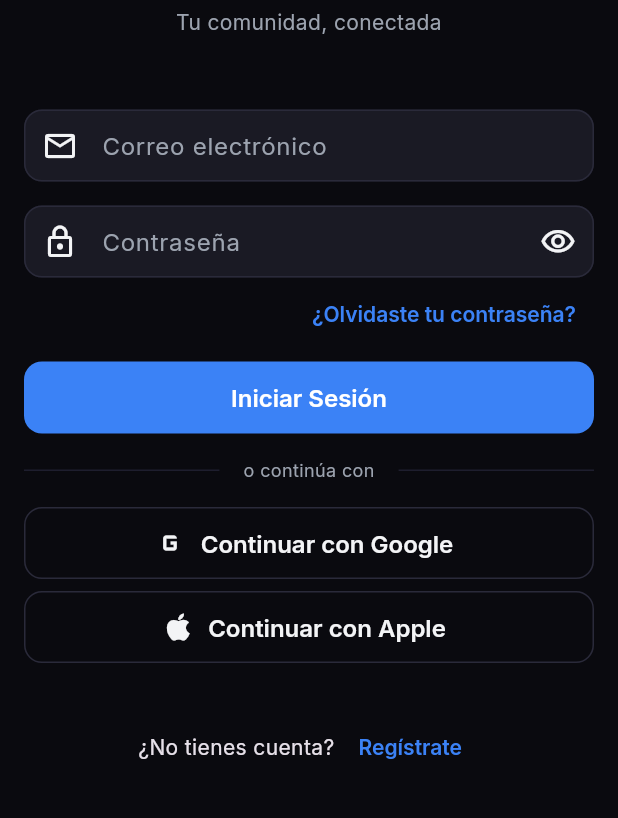
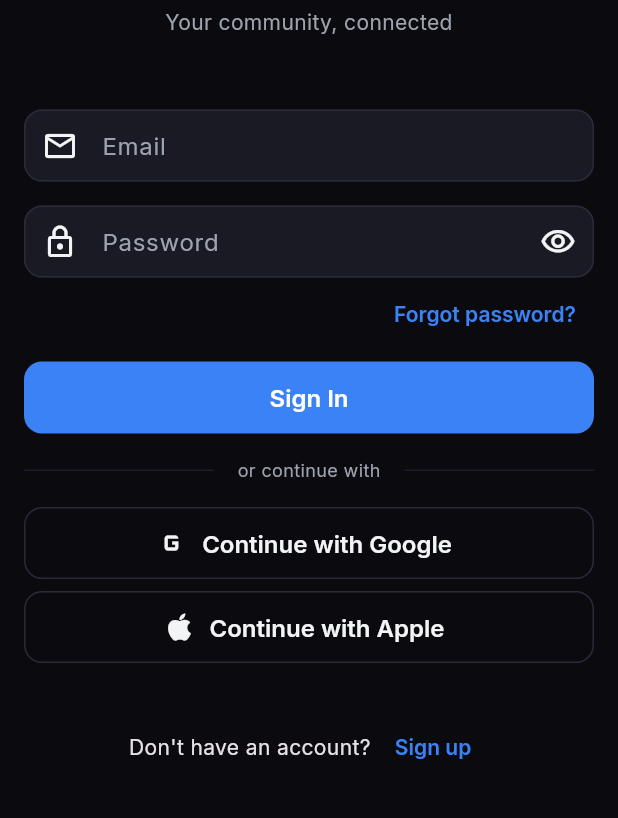
Before and after one commit to julianbecerra13/vecindario-app, a Flutter app: the screen it shows after launch, on a phone screen of 412 x 824 dp, the part 285-1103 px from its top. Run offline on Flutter 3.47's test engine with Material 3 defaults, Android fonts, the phone set to English and light mode, and no system bars; our stand-ins replace cached_network_image, cloud_firestore, firebase_auth, firebase_core, firebase_messaging, firebase_remote_config and 14 more; accounts and stored records are empty.

Commit message:
feat(i18n): cablear localizacion es/en y migrar la pantalla de login

```diff
--- a/lib/app.dart
+++ b/lib/app.dart
@@ -1,7 +1,9 @@
 import 'package:flutter/material.dart';
+import 'package:flutter_localizations/flutter_localizations.dart';
 import 'package:flutter_riverpod/flutter_riverpod.dart';
 import 'package:vecindario_app/core/router/app_router.dart';
 import 'package:vecindario_app/core/theme/app_theme.dart';
+import 'package:vecindario_app/l10n/app_localizations.dart';
 import 'package:vecindario_app/shared/providers/current_user_provider.dart';
 import 'package:vecindario_app/features/notifications/providers/notification_providers.dart';
 
@@ -28,7 +30,13 @@ class VecindarioApp extends ConsumerWidget {
       themeMode: ThemeMode.dark,
       routerConfig: router,
       debugShowCheckedModeBanner: false,
-      locale: const Locale('es'),
+      localizationsDelegates: const [
+        AppLocalizations.delegate,
+        GlobalMaterialLocalizations.delegate,
+        GlobalWidgetsLocalizations.delegate,
+        GlobalCupertinoLocalizations.delegate,
+      ],
+      supportedLocales: AppLocalizations.supportedLocales,
     );
   }
 }
--- a/lib/features/auth/screens/login_screen.dart
+++ b/lib/features/auth/screens/login_screen.dart
@@ -5,6 +5,7 @@ import 'package:vecindario_app/core/constants/app_colors.dart';
 import 'package:vecindario_app/core/constants/app_sizes.dart';
 import 'package:vecindario_app/core/constants/app_strings.dart';
 import 'package:vecindario_app/core/extensions/context_extensions.dart';
+import 'package:vecindario_app/core/extensions/l10n_extensions.dart';
 import 'package:vecindario_app/core/theme/text_styles.dart';
 import 'package:vecindario_app/core/utils/validators.dart';
 import 'package:vecindario_app/features/auth/providers/auth_notifier.dart';
@@ -86,7 +87,7 @@ class _LoginScreenState extends ConsumerState<LoginScreen> {
                   ),
                   const SizedBox(height: AppSizes.xs),
                   Text(
-                    AppStrings.appSlogan,
+                    context.l10n.appSlogan,
                     textAlign: TextAlign.center,
                     style: AppTextStyles.bodyMedium.copyWith(
                       color: AppColors.textSecondary,
@@ -98,9 +99,9 @@ class _LoginScreenState extends ConsumerState<LoginScreen> {
                     keyboardType: TextInputType.emailAddress,
                     textInputAction: TextInputAction.next,
                     validator: Validators.validateEmail,
-                    decoration: const InputDecoration(
-                      labelText: 'Correo electrónico',
-                      prefixIcon: Icon(Icons.email_outlined),
+                    decoration: InputDecoration(
+                      labelText: context.l10n.email,
+                      prefixIcon: const Icon(Icons.email_outlined),
                     ),
                   ),
                   const SizedBox(height: AppSizes.md),
@@ -111,7 +112,7 @@ class _LoginScreenState extends ConsumerState<LoginScreen> {
                     validator: Validators.validatePassword,
                     onFieldSubmitted: (_) => _handleLogin(),
                     decoration: InputDecoration(
-                      labelText: 'Contraseña',
+                      labelText: context.l10n.password,
                       prefixIcon: const Icon(Icons.lock_outlined),
                       suffixIcon: IconButton(
                         icon: Icon(
@@ -129,7 +130,7 @@ class _LoginScreenState extends ConsumerState<LoginScreen> {
                     alignment: Alignment.centerRight,
                     child: TextButton(
                       onPressed: () => context.push('/forgot-password'),
-                      child: const Text('¿Olvidaste tu contraseña?'),
+                      child: Text(context.l10n.forgotPassword),
                     ),
                   ),
                   const SizedBox(height: AppSizes.sm),
@@ -144,7 +145,7 @@ class _LoginScreenState extends ConsumerState<LoginScreen> {
                               color: Colors.white,
                             ),
                           )
-                        : const Text('Iniciar Sesión'),
+                        : Text(context.l10n.login),
                   ),
                   const SizedBox(height: AppSizes.md),
                   Row(
@@ -155,7 +156,7 @@ class _LoginScreenState extends ConsumerState<LoginScreen> {
                           horizontal: AppSizes.md,
                         ),
                         child: Text(
-                          'o continúa con',
+                          context.l10n.authOrContinueWith,
                           style: AppTextStyles.bodySmall,
                         ),
                       ),
@@ -166,22 +167,22 @@ class _LoginScreenState extends ConsumerState<LoginScreen> {
                   OutlinedButton.icon(
                     onPressed: authState.isLoading ? null : _handleGoogleLogin,
                     icon: const Icon(Icons.g_mobiledata, size: 24),
-                    label: const Text('Continuar con Google'),
+                    label: Text(context.l10n.continueWithGoogle),
                   ),
                   const SizedBox(height: AppSizes.sm),
                   OutlinedButton.icon(
                     onPressed: authState.isLoading ? null : _handleAppleLogin,
                     icon: const Icon(Icons.apple, size: 24),
-                    label: const Text('Continuar con Apple'),
+                    label: Text(context.l10n.authContinueWithApple),
                   ),
                   const SizedBox(height: AppSizes.xl),
                   Row(
                     mainAxisAlignment: MainAxisAlignment.center,
                     children: [
-                      const Text('¿No tienes cuenta? '),
+                      Text(context.l10n.authNoAccount),
                       TextButton(
                         onPressed: () => context.push('/register'),
-                        child: const Text('Regístrate'),
+                        child: Text(context.l10n.authSignUpAction),
                       ),
                     ],
                   ),
--- a/lib/l10n/app_en.arb
+++ b/lib/l10n/app_en.arb
@@ -39,5 +39,9 @@
   "downloadData": "Download my data",
   "deleteAccount": "Delete my account",
   "termsOfUse": "Terms of use",
-  "privacyPolicy": "Privacy policy"
+  "privacyPolicy": "Privacy policy",
+  "authOrContinueWith": "or continue with",
+  "authContinueWithApple": "Continue with Apple",
+  "authNoAccount": "Don't have an account? ",
+  "authSignUpAction": "Sign up"
 }
--- a/lib/l10n/app_es.arb
+++ b/lib/l10n/app_es.arb
@@ -39,5 +39,9 @@
   "downloadData": "Descargar mis datos",
   "deleteAccount": "Eliminar mi cuenta",
   "termsOfUse": "Términos de uso",
-  "privacyPolicy": "Política de privacidad"
+  "privacyPolicy": "Política de privacidad",
+  "authOrContinueWith": "o continúa con",
+  "authContinueWithApple": "Continuar con Apple",
+  "authNoAccount": "¿No tienes cuenta? ",
+  "authSignUpAction": "Regístrate"
 }
--- a/lib/l10n/app_localizations.dart
+++ b/lib/l10n/app_localizations.dart
@@ -337,6 +337,30 @@ abstract class AppLocalizations {
   /// In es, this message translates to:
   /// **'Política de privacidad'**
   String get privacyPolicy;
+
+  /// No description provided for @authOrContinueWith.
+  ///
+  /// In es, this message translates to:
+  /// **'o continúa con'**
+  String get authOrContinueWith;
+
+  /// No description provided for @authContinueWithApple.
+  ///
+  /// In es, this message translates to:
+  /// **'Continuar con Apple'**
+  String get authContinueWithApple;
+
+  /// No description provided for @authNoAccount.
+  ///
+  /// In es, this message translates to:
+  /// **'¿No tienes cuenta? '**
+  String get authNoAccount;
+
+  /// No description provided for @authSignUpAction.
+  ///
+  /// In es, this message translates to:
+  /// **'Regístrate'**
+  String get authSignUpAction;
 }
 
 class _AppLocalizationsDelegate
--- a/lib/l10n/app_localizations_en.dart
+++ b/lib/l10n/app_localizations_en.dart
@@ -127,4 +127,16 @@ class AppLocalizationsEn extends AppLocalizations {
 
   @override
   String get privacyPolicy => 'Privacy policy';
+
+  @override
+  String get authOrContinueWith => 'or continue with';
+
+  @override
+  String get authContinueWithApple => 'Continue with Apple';
+
+  @override
+  String get authNoAccount => 'Don\'t have an account? ';
+
+  @override
+  String get authSignUpAction => 'Sign up';
 }
```
Also changed, not shown: lib/core/extensions/l10n_extensions.dart (added, +7 -0 lines), lib/l10n/app_localizations_es.dart (+12 -0 lines).
